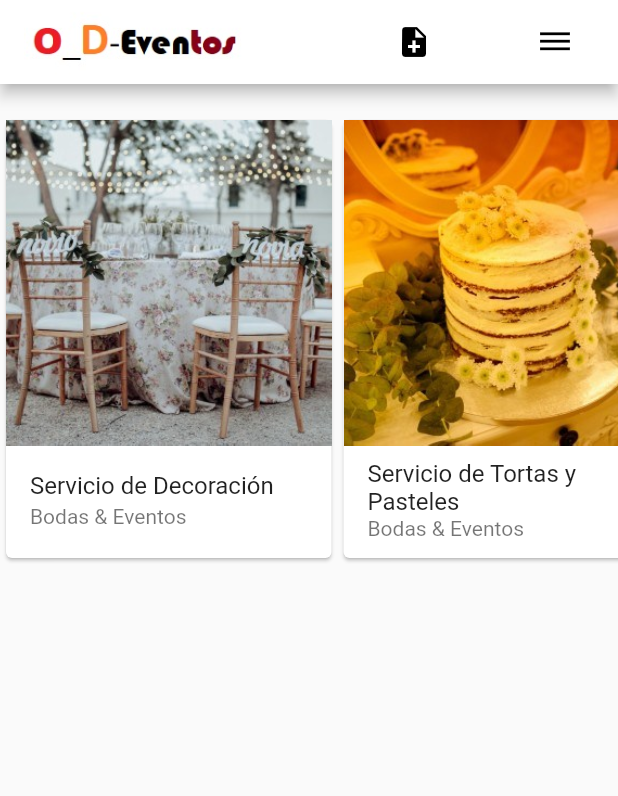
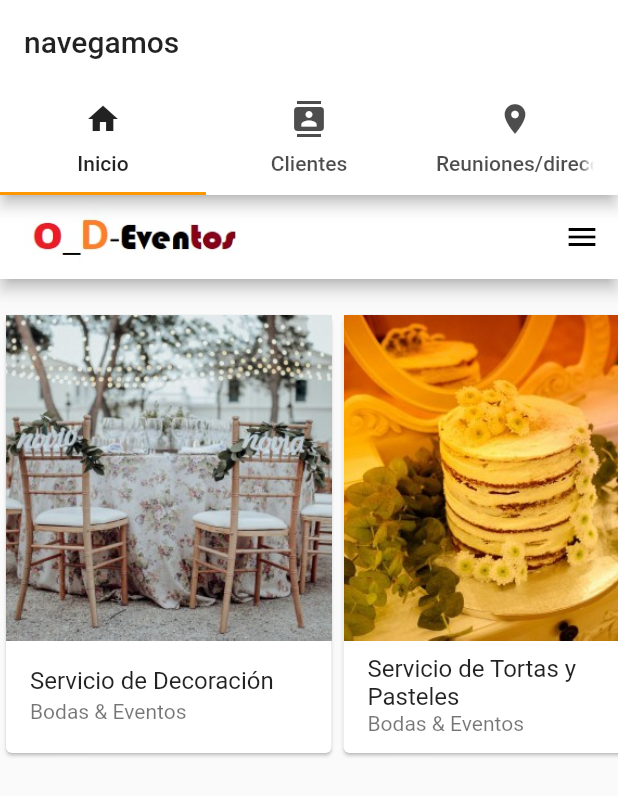
Before and after one commit to RousNoe/orgEventosFlutter, a Flutter app: the screen it shows after launch, on a phone screen of 412 x 824 dp. Shown: the top 796 px of the screen. Run offline on Flutter 3.47's test engine with Material 2 defaults, Android fonts, the phone set to English and light mode, and no system bars.

Commit message:
Navegacion por tabs

```diff
--- /dev/null
+++ b/lib/clientes/clienteTab.dart
@@ -0,0 +1,8 @@
+import 'package:flutter/material.dart';
+
+class ClienteTab extends StatelessWidget {
+  @override
+  Widget build(BuildContext context) {
+    return Container();
+  }
+}
--- a/lib/main.dart
+++ b/lib/main.dart
@@ -6,12 +6,37 @@ void main() => runApp(MyApp());
 class MyApp extends StatelessWidget {
   @override
   Widget build(BuildContext context) {
+    final Tabcontroller = new DefaultTabController(
+        length: 3,
+        child: Scaffold(
+          appBar: AppBar(
+            title: Text("navegamos"),
+            bottom: TabBar(
+              indicatorColor: Colors.orange,
+              tabs: <Widget>[
+                Tab(icon: Icon(Icons.home),text: "Inicio"),
+                Tab(icon: Icon(Icons.contacts),text: "Clientes"),
+                Tab(icon: Icon(Icons.place),text: "Reuniones/direccion"),
+              ],
+            ),
+          ),
+          body: TabBarView(
+              children: <Widget>[
+                Eventos(),
+                //InicioTabs(),
+              ],
+              ),
+        )
+        );
+
     return MaterialApp(
       title: 'Organización de eventos',
       theme: ThemeData(
+        //primarySwatch: Colors.white,
         primaryColor: Colors.white,
       ),
-      home: Eventos(),
+      home: Tabcontroller,
+      //home: Eventos(),
     );
   }
 }
--- a/lib/principal/evento.dart
+++ b/lib/principal/evento.dart
@@ -12,26 +12,6 @@ class Eventos extends StatelessWidget {
             "assets/images/logo.jpg",
             height: 60.0,
           ),
-          actions: <Widget>[
-            InkWell(
-              onTap: () {
-                print("Boton - Anotaciones");
-              },
-              child: Padding(
-                padding: const EdgeInsets.symmetric(horizontal: 40.0),
-                child: Icon(Icons.note_add),
-              ),
-            ),
-            InkWell(
-              onTap: () {
-                print("Boton - dehaze");
-              },
-              child: Padding(
-                padding: EdgeInsets.symmetric(horizontal: 30.0),
-                child: Icon(Icons.dehaze),
-              ),
-            ),
-          ],
         ),
         body: Container(
           margin: EdgeInsets.symmetric(vertical: 20.0),
```
